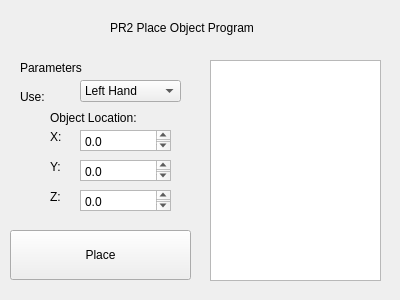
BigMacStorm/PR2_hapticSensorResearch, file rqt_pr2_hand_syntouch_sensor_interface/resource/placeobject.ui: the form before one commit.
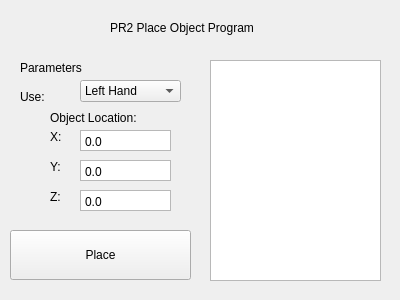
The form after the commit.

```diff
--- a/rqt_pr2_hand_syntouch_sensor_interface/resource/placeobject.ui
+++ b/rqt_pr2_hand_syntouch_sensor_interface/resource/placeobject.ui
@@ -35,6 +35,9 @@
      <height>21</height>
     </rect>
    </property>
+   <property name="verticalScrollBarPolicy">
+    <enum>Qt::ScrollBarAlwaysOff</enum>
+   </property>
    <property name="plainText">
     <string>0.0</string>
    </property>
@@ -61,6 +64,9 @@
      <height>21</height>
     </rect>
    </property>
+   <property name="verticalScrollBarPolicy">
+    <enum>Qt::ScrollBarAlwaysOff</enum>
+   </property>
    <property name="plainText">
     <string>0.0</string>
    </property>
@@ -100,6 +106,9 @@
      <height>21</height>
     </rect>
    </property>
+   <property name="verticalScrollBarPolicy">
+    <enum>Qt::ScrollBarAlwaysOff</enum>
+   </property>
    <property name="plainText">
     <string>0.0</string>
    </property>
```
Left out of the diff: 12 changed lines with no effect on the pictures.
